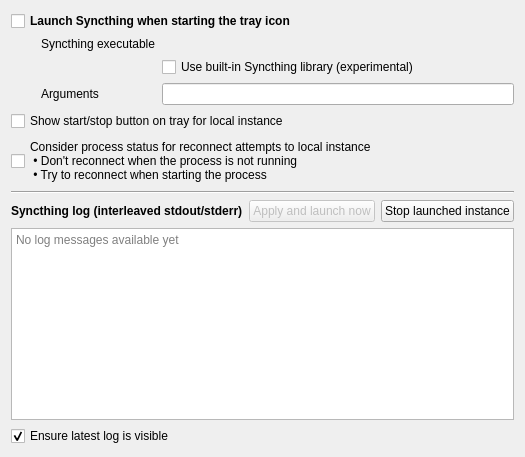
Before: the Qt Designer form widgets/settings/launcheroptionpage.ui in Martchus/syncthingtray, drawn with Qt 5.
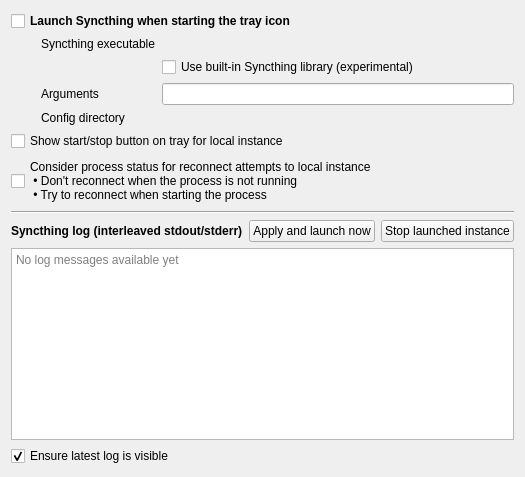
After: the same form once the commit is applied. Icons and pictures are not drawn. Custom widgets are drawn as their Qt base class.

What changed in the file:
```diff
--- a/widgets/settings/launcheroptionpage.ui
+++ b/widgets/settings/launcheroptionpage.ui
@@ -61,6 +61,16 @@
         </property>
        </widget>
       </item>
+      <item row="3" column="0">
+       <widget class="QLabel" name="configDirLabel">
+        <property name="text">
+         <string>Config directory</string>
+        </property>
+       </widget>
+      </item>
+      <item row="3" column="1">
+       <widget class="QtUtilities::PathSelection" name="configDirPathSelection" native="true"/>
+      </item>
      </layout>
     </widget>
    </item>
@@ -110,9 +120,6 @@
      </item>
      <item>
       <widget class="QPushButton" name="launchNowPushButton">
-       <property name="enabled">
-        <bool>false</bool>
-       </property>
        <property name="sizePolicy">
         <sizepolicy hsizetype="Fixed" vsizetype="Fixed">
          <horstretch>0</horstretch>
```
Left out of the diff: 64 changed lines with no effect on the pictures.
